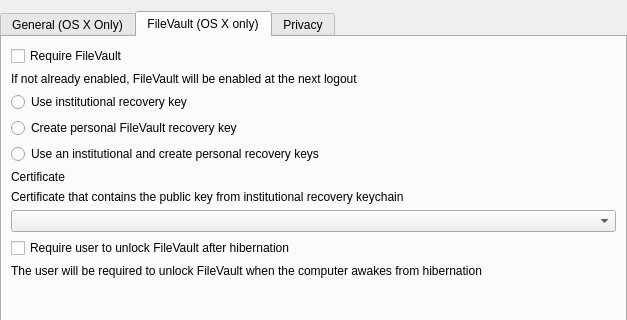
The window that FWAdminLib/Configurator/SPForm.ui (fw-dev/translations) describes before a commit, drawn with Qt 5; both pictures show x 0 to 627 and y 0 to 320 of the 627 by 498 pixel window.
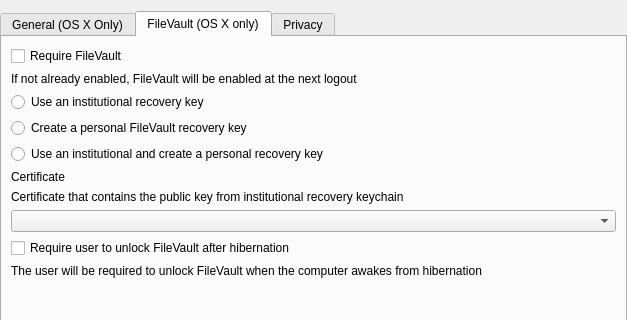
The same window after the commit. The open tabs and pages were chosen to show the change.

Diff of the .ui file:
```diff
--- a/FWAdminLib/Configurator/SPForm.ui
+++ b/FWAdminLib/Configurator/SPForm.ui
@@ -246,7 +246,7 @@
           <item>
            <widget class="QRadioButton" name="m_radioUseInstitutionalKey">
             <property name="text">
-             <string>Use institutional recovery key</string>
+             <string>Use an institutional recovery key</string>
             </property>
             <attribute name="buttonGroup">
              <string notr="true">m_fileVaultButtonGroup</string>
@@ -256,7 +256,7 @@
           <item>
            <widget class="QRadioButton" name="m_radioCreatePersonalKey">
             <property name="text">
-             <string>Create personal FileVault recovery key</string>
+             <string>Create a personal FileVault recovery key</string>
             </property>
             <attribute name="buttonGroup">
              <string notr="true">m_fileVaultButtonGroup</string>
@@ -266,7 +266,7 @@
           <item>
            <widget class="QRadioButton" name="m_radioInstitutionalAndPersonal">
             <property name="text">
-             <string>Use an institutional and create personal recovery keys</string>
+             <string>Use an institutional and create a personal recovery key</string>
             </property>
             <attribute name="buttonGroup">
              <string notr="true">m_fileVaultButtonGroup</string>
```
Left out of the diff: 3 changed lines with no effect on the pictures.
